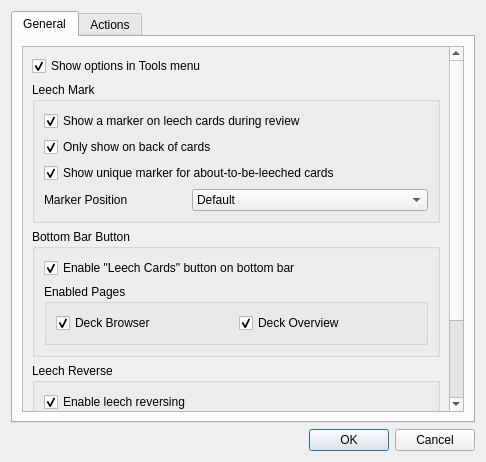
Before: the Qt Designer form res/ui/options_dialog.ui in iamjustkoi/LeechToolkit, drawn with Qt 5.
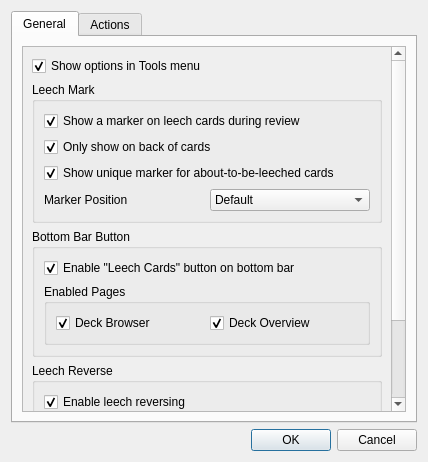
After: the same form once the commit is applied. The open tabs and pages were chosen to show the change.

Commit message: Added eliding label to forms

What changed in the file:
```diff
--- a/res/ui/options_dialog.ui
+++ b/res/ui/options_dialog.ui
@@ -9,7 +9,7 @@
    <rect>
     <x>0</x>
     <y>0</y>
-    <width>486</width>
+    <width>428</width>
     <height>462</height>
    </rect>
   </property>
@@ -39,8 +39,8 @@
           <property name="geometry">
            <rect>
             <x>0</x>
-            <y>0</y>
-            <width>425</width>
+            <y>-46</y>
+            <width>367</width>
             <height>415</height>
            </rect>
           </property>
@@ -101,19 +101,22 @@
                </widget>
               </item>
               <item>
-               <layout class="QFormLayout" name="markerPosLayout">
-                <property name="horizontalSpacing">
-                 <number>64</number>
-                </property>
-                <item row="0" column="0">
+               <layout class="QHBoxLayout" name="horizontalLayout_4">
+                <item>
                  <widget class="QLabel" name="almostLabel">
                   <property name="text">
                    <string>Marker Position</string>
                   </property>
                  </widget>
                 </item>
-                <item row="0" column="1">
+                <item>
                  <widget class="QComboBox" name="almostPosDropdown">
+                  <property name="sizePolicy">
+                   <sizepolicy hsizetype="Minimum" vsizetype="Fixed">
+                    <horstretch>0</horstretch>
+                    <verstretch>0</verstretch>
+                   </sizepolicy>
+                  </property>
                   <item>
                    <property name="text">
                     <string>Default</string>
```
Left out of the diff: 16 changed lines with no effect on the pictures. The commit also changes 4 other files.
